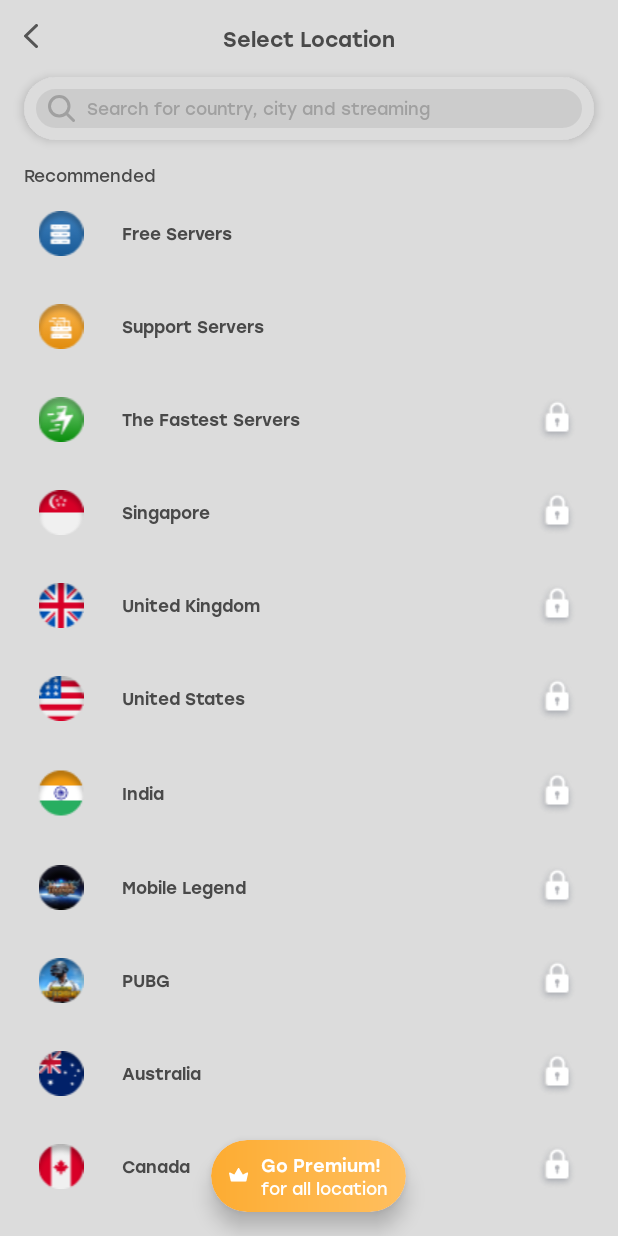
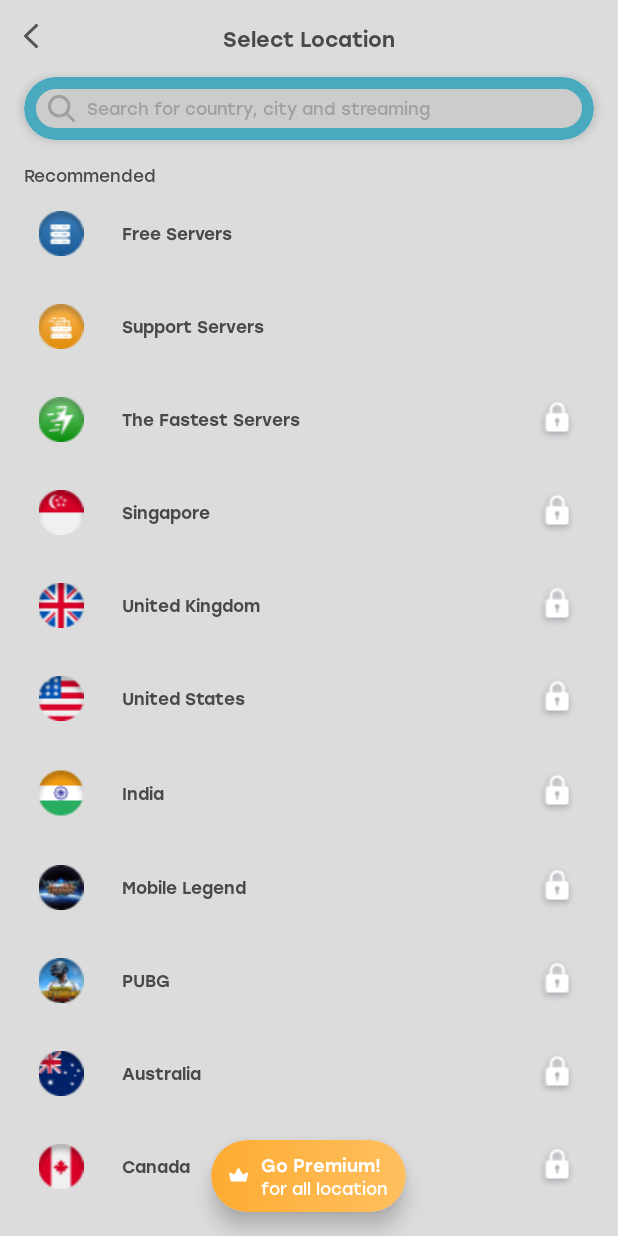
Before and after one commit to Jackle-Song/VPN-UI, an Android app: the SelectLocationActivity screen opened directly, with no data from a screen before it, on a phone screen of 412 x 824 dp. Run offline under Robolectric (Android 15) with nearby library versions, the phone set to English and light mode, and no system bars; plain views replace NeumorphCardView.

Commit message:
when edittext focus, change card view stroke color

```diff
--- a/app/src/main/java/com/mrsworkshop/vpnui/activity/SelectLocationActivity.kt
+++ b/app/src/main/java/com/mrsworkshop/vpnui/activity/SelectLocationActivity.kt
@@ -3,7 +3,9 @@ package com.mrsworkshop.vpnui.activity
 import android.os.Bundle
 import android.text.Editable
 import android.text.TextWatcher
+import android.view.View
 import androidx.appcompat.app.AppCompatActivity
+import androidx.core.content.ContextCompat
 import androidx.recyclerview.widget.LinearLayoutManager
 import com.mrsworkshop.vpnui.R
 import com.mrsworkshop.vpnui.adapter.LocationOptionsAdapter
@@ -72,5 +74,15 @@ class SelectLocationActivity : AppCompatActivity() {
                 // Not needed
             }
         })
+
+        binding.etSearchLocation.onFocusChangeListener = View.OnFocusChangeListener { _, hasFocus ->
+            if (hasFocus) {
+                // EditText is focused, change CardView stroke color
+                binding.cardViewSearchLocation.strokeColor = ContextCompat.getColor(this, R.color.button_bg_49)
+            } else {
+                // EditText lost focus, change CardView stroke color back to the default
+                binding.cardViewSearchLocation.strokeColor = (ContextCompat.getColor(this, R.color.light_grey_e1))
+            }
+        }
     }
 }
```
